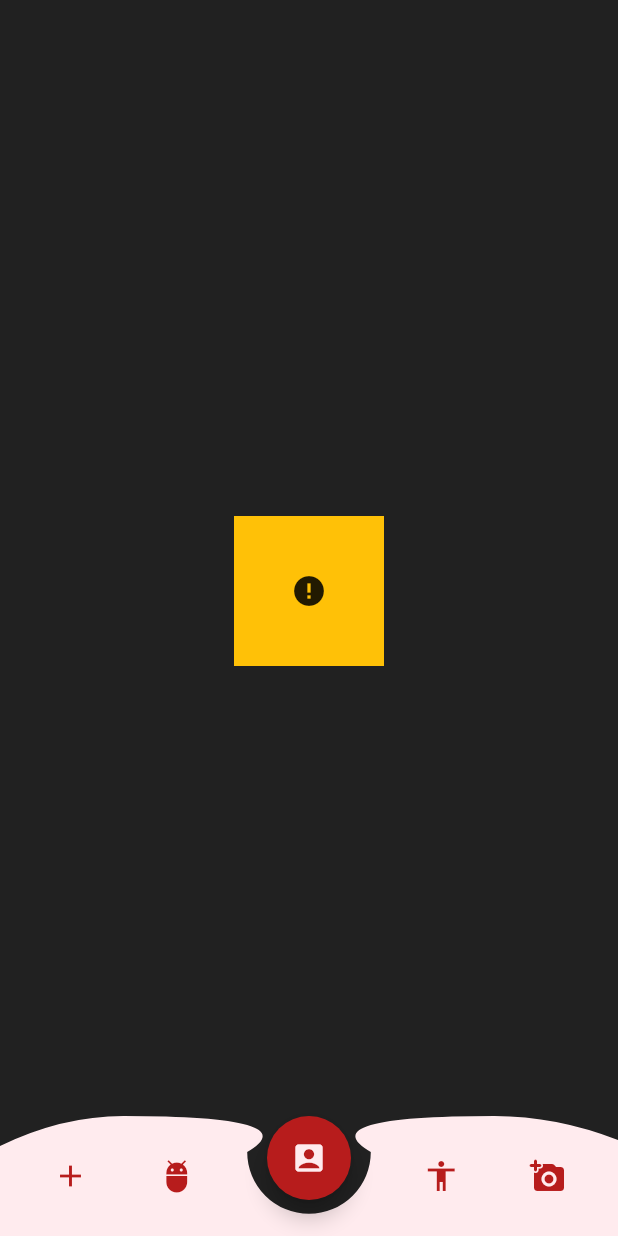
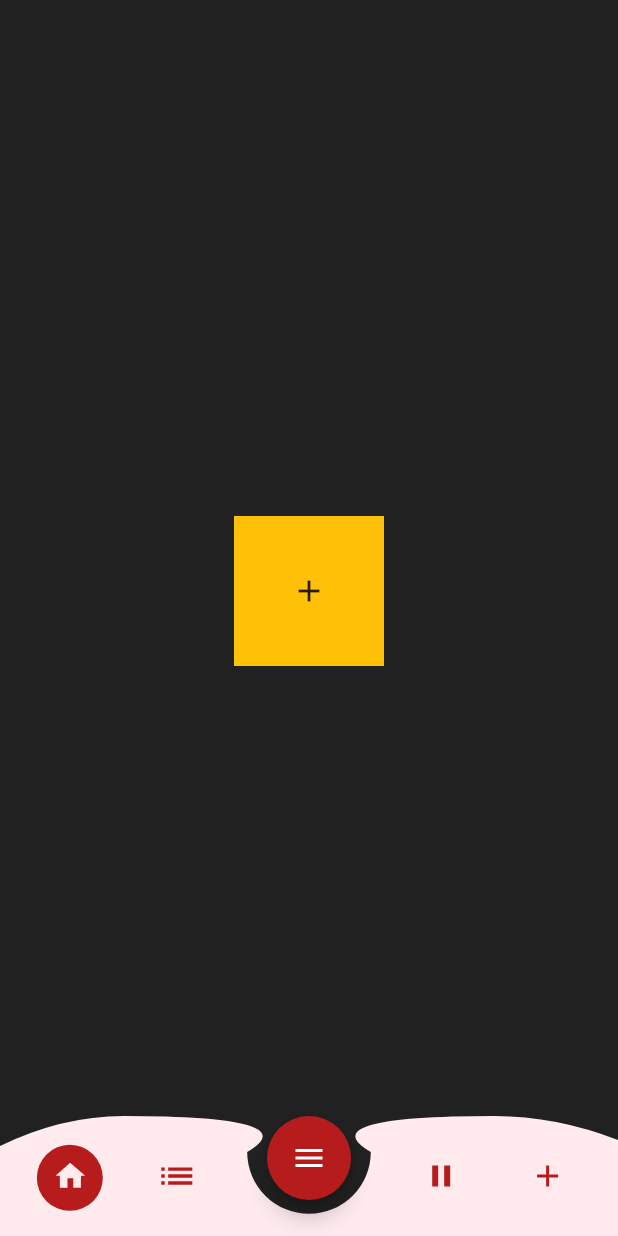
Before and after one commit to prajjwalgangwar/custom_painting, a Flutter app: the Home screen opened directly, after a tap on "Spacy Bottom Navigation Bar", on a phone screen of 412 x 824 dp. Run offline on Flutter 3.47's test engine with Material 2 defaults, Android fonts, the light colour scheme and no system bars; our stand-ins replace get, iconly.

Commit message:
< Addition >
SpacyBottomNaviagtionBar.dart  --  Added Animated Icons with tap functionality.

```diff
--- a/lib/main.dart
+++ b/lib/main.dart
@@ -1,5 +1,6 @@
 import 'package:custom_painting/screens/Home.dart';
 import 'package:custom_painting/widgets/BasicShapes.dart';
+import 'package:custom_painting/widgets/SpacyBottomNaviagtionBar.dart';
 import 'package:flutter/material.dart';
 import 'package:get/route_manager.dart';
 
@@ -17,9 +18,9 @@ class MyApp extends StatelessWidget {
     return GetMaterialApp(
       title: 'Flutter Demo',
       theme: ThemeData(
-        primarySwatch: Colors.blue,
+        primarySwatch: Colors.red,
       ),
-      home: Home()
+      home: SpacyBottomNavigationBar()
     );
   }
 }
--- a/lib/widgets/SpacyBottomNaviagtionBar.dart
+++ b/lib/widgets/SpacyBottomNaviagtionBar.dart
@@ -1,15 +1,48 @@
 import 'package:flutter/material.dart';
 import 'package:iconly/iconly.dart';
 
-class SpacyBottomNavigationBar extends StatefulWidget{
+class SpacyBottomNavigationBar extends StatefulWidget {
+  const SpacyBottomNavigationBar({Key? key}) : super(key: key);
+
   @override
-  SpacyBottomNavigationBarState createState()=> SpacyBottomNavigationBarState();
+  SpacyBottomNavigationBarState createState() =>
+      SpacyBottomNavigationBarState();
 }
 
-class SpacyBottomNavigationBarState extends State<SpacyBottomNavigationBar>{
+class SpacyBottomNavigationBarState extends State<SpacyBottomNavigationBar> with TickerProviderStateMixin{
+  static int selectedIndex = -1;
+  late AnimationController _animationController1;
+  late AnimationController _animationController2;
+  late AnimationController _animationController3;
+  late AnimationController _animationController4;
+  late AnimationController _animationController0;
 
-  static int selectedIndex = -1;
-  List<IconData> icons = [Icons.add, Icons.adb_outlined,  Icons.account_box_rounded,Icons.accessibility_sharp, Icons.add_a_photo_rounded,];
+  List<IconData> icons = [
+    Icons.add,
+    Icons.adb_outlined,
+    Icons.account_box_rounded,
+    Icons.accessibility_sharp,
+    Icons.add_a_photo_rounded,
+  ];
+
+  @override
+  void initState() {
+    super.initState();
+    _animationController0 =
+        AnimationController(vsync: this, duration: const Duration(milliseconds: 450));
+    _animationController1 =
+        AnimationController(vsync: this, duration: const Duration(milliseconds: 450));
+    _animationController2 =
+        AnimationController(vsync: this, duration: const Duration(milliseconds: 450));
+    _animationController3 =
+        AnimationController(vsync: this, duration: const Duration(milliseconds: 450));
+    _animationController4 =
+        AnimationController(vsync: this, duration: const Duration(milliseconds: 450));
+  }
+
+  // bool animateIcon(index, ){
+  //
+  // }
 
   @override
   Widget build(BuildContext context) {
@@ -26,13 +59,17 @@ class SpacyBottomNavigationBarState extends State<SpacyBottomNavigationBar>{
               width: 100,
               margin: const EdgeInsets.only(bottom: 300),
               color: Colors.amber,
-              child: Icon(
-                  selectedIndex == 0 ? icons.elementAt(0) :
-                  selectedIndex == 1 ? icons.elementAt(1) :
-                  selectedIndex == 2 ? icons.elementAt(2) :
-                  selectedIndex == 3 ? icons.elementAt(3) :
-                  selectedIndex == 4 ? icons.elementAt(4) :  Icons.error
-              ),
+              child: Icon(selectedIndex == 0
+                  ? icons.elementAt(0)
+                  : selectedIndex == 1
+                      ? icons.elementAt(1)
+                      : selectedIndex == 2
+                          ? icons.elementAt(2)
+                          : selectedIndex == 3
+                              ? icons.elementAt(3)
+                              : selectedIndex == 4
+                                  ? icons.elementAt(4)
+                                  : Icons.error),
             ),
           ),
           SizedBox(
@@ -41,7 +78,7 @@ class SpacyBottomNavigationBarState extends State<SpacyBottomNavigationBar>{
               children: [
                 CustomPaint(
                   size: Size(size.width, 80),
-                  painter: SquareShape(),
+                  painter: SquareShape(index: selectedIndex),
                 ),
                 Center(
                   heightFactor: 1,
@@ -50,32 +87,92 @@ class SpacyBottomNavigationBarState extends State<SpacyBottomNavigationBar>{
                     margin: const EdgeInsets.only(bottom: 10),
                     child: FloatingActionButton(
                       backgroundColor: Colors.red.shade900,
-                      onPressed: (){selectedIndex = 2;
-                      setState((){});},
-                      child: Icon(Icons.account_box_rounded, color: Colors.red.shade50,),
+                      onPressed: () {
+                        selectedIndex = 2;
+                        setState(() {
+                          if(selectedIndex == 2){
+                            _animationController2.forward();
+                          }
+                          _animationController0.reverse();
+                          _animationController1.reverse();
+                          _animationController3.reverse();
+                          _animationController4.reverse();
+                        });
+                      },
+                      child: AnimatedIcon(progress: _animationController2, icon: AnimatedIcons.menu_arrow,),
                     ),
                   ),
                 ),
                 Row(
                   mainAxisAlignment: MainAxisAlignment.spaceEvenly,
                   children: [
-                    IconButton(onPressed: (){
-                      selectedIndex = 0;
-                      setState((){});
-                    }, icon: const Icon(Icons.add), color: Colors.red.shade900,),
-                    IconButton(onPressed: (){
-                      selectedIndex = 1;
-                      setState((){});
-                    }, icon: const Icon(Icons.adb_outlined),  color: Colors.red.shade900),
-                    SizedBox(width: size.width * 0.2, height: 80,),
-                    IconButton(onPressed: (){
-                      selectedIndex = 2;
-                      setState((){});
-                    }, icon: const Icon(Icons.accessibility_sharp),  color: Colors.red.shade900),
-                    IconButton(onPressed: (){
-                      selectedIndex = 3;
-                      setState((){});
-                    }, icon: const Icon(Icons.add_a_photo_rounded),  color: Colors.red.shade900),
+                    IconButton(
+                      onPressed: () {
+                        selectedIndex = 0;
+                        setState(() {
+                          if(selectedIndex == 0){
+                            _animationController0.forward();
+                          }
+                          _animationController1.reverse();
+                          _animationController2
+                              .reverse();
+                          _animationController4.reverse();
+                          _animationController3.reverse();
+                        });
+                      },
+                      icon: AnimatedIcon(progress: _animationController0, icon: AnimatedIcons.home_menu,),
+                      color: selectedIndex != 0 ? Colors.red.shade900 : Colors.red.shade50,
+                    ),
+                    IconButton(
+                        onPressed: () {
+                          selectedIndex = 1;
+                          setState(() {
+                            if(selectedIndex == 1){
+                              _animationController1.forward();
+                            }
+                            _animationController0.reverse();
+                            _animationController2.reverse();
+                            _animationController3.reverse();
+                            _animationController4.reverse();
+                          });
+                        },
+                        icon: AnimatedIcon(progress: _animationController1, icon: AnimatedIcons.list_view,),
+                        color: selectedIndex != 1 ? Colors.red.shade900 : Colors.red.shade50),
+                    SizedBox(
+                      width: size.width * 0.2,
+                      height: 80,
+                    ),
+                    IconButton(
+                        onPressed: () {
+                          selectedIndex = 3;
+                          setState(() {
+                            if(selectedIndex == 3){
+                              _animationController3.forward();
+                            }
+                            _animationController0.reverse();
+                            _animationController1.reverse();
+                            _animationController2.reverse();
+                            _animationController4.reverse();
+                          });
+                        },
+                        icon: AnimatedIcon(progress: _animationController3, icon: AnimatedIcons.pause_play,),
+                        color: selectedIndex != 3 ? Colors.red.shade900 : Colors.red.shade50),
+                    IconButton(
+                        onPressed: () {
+
+                          selectedIndex = 4;
+                          setState(() {
+                            if(selectedIndex == 4){
+                              _animationController4.forward();
+                            }
+                            _animationController0.reverse();
+                            _animationController1.reverse();
+                            _animationController2.reverse();
+                            _animationController3.reverse();
+                          });
+                        },
+                        icon: AnimatedIcon(progress: _animationController4, icon: AnimatedIcons.add_event,),
+                        color: selectedIndex != 4 ? Colors.red.shade900 : Colors.red.shade50),
                   ],
                 )
               ],
@@ -87,34 +184,70 @@ class SpacyBottomNavigationBarState extends State<SpacyBottomNavigationBar>{
   }
 }
 
+class SquareShape extends CustomPainter {
+  SquareShape({required this.index});
 
-class SquareShape extends CustomPainter{
+  final int index;
+
+  void paintCircles(Canvas canvas, Size size) {
+    Paint paint = Paint()
+      ..color = Colors.red.shade50
+      ..style = PaintingStyle.fill;
+  }
+
   @override
   void paint(Canvas canvas, Size size) {
-
-    Paint paint = Paint()..color = Colors.red.shade50..style = PaintingStyle.fill;
+    Paint paint = Paint()
+      ..color = Colors.red.shade50
+      ..style = PaintingStyle.fill;
     Path path = Path()..moveTo(0, 20);
 
-    path.quadraticBezierTo(size.width * 0.1, 0, size.width *0.2, 0);
-    path.quadraticBezierTo(size.width * 0.5, 0, size.width * 0.4, size.height * 0.3);
+    path.quadraticBezierTo(size.width * 0.1, 0, size.width * 0.2, 0);
+    path.quadraticBezierTo(
+        size.width * 0.5, 0, size.width * 0.4, size.height * 0.3);
 
-    path.arcToPoint(Offset(size.width * 0.6, size.height * 0.3), radius: const Radius.circular(10), clockwise: false);
+    path.arcToPoint(Offset(size.width * 0.6, size.height * 0.3),
+        radius: const Radius.circular(10), clockwise: false);
 
-    path.quadraticBezierTo(size.width * 0.5,  0, size.width * 0.8, 0);
+    path.quadraticBezierTo(size.width * 0.5, 0, size.width * 0.8, 0);
     path.quadraticBezierTo(size.width * 0.9, 0, size.width, size.height * 0.2);
 
     path.lineTo(size.width, size.height);
     path.lineTo(0, size.height);
     path.lineTo(0, 0);
 
-
     canvas.drawPath(path, paint);
 
+    Paint paint1 = Paint()
+      ..color = Colors.red.shade900
+      // ..strokeWidth = 1
+      ..style = PaintingStyle.fill;
+    var center;
+    var icon1 = size.width * 0.113;
+    var icon2 = size.width * 0.113 * 2.54;
+    var icon3 = size.width * 0.113 * 2.54 * 2.488;
+    var icon4 = size.width * 0.113 * 2.54 * 3.1;
+    var height =  size.height * 0.515;
+    var radius = 22.0;
+    if (index == 0) {
+       center = Offset(icon1, height);
+       canvas.drawCircle(center, radius, paint1);
+    }else if(index == 1){
+      center= Offset(icon2,height);
+      canvas.drawCircle(center, radius, paint1);
+    }
+    else if(index == 3){
+      center= Offset(icon3, height);
+      canvas.drawCircle(center, radius, paint1);
+    }
+    else if(index == 4){
+      center= Offset(icon4, height);
+      canvas.drawCircle(center, radius, paint1);
+    }
   }
 
   @override
   bool shouldRepaint(covariant CustomPainter oldDelegate) {
     return false;
   }
-
 }
```
